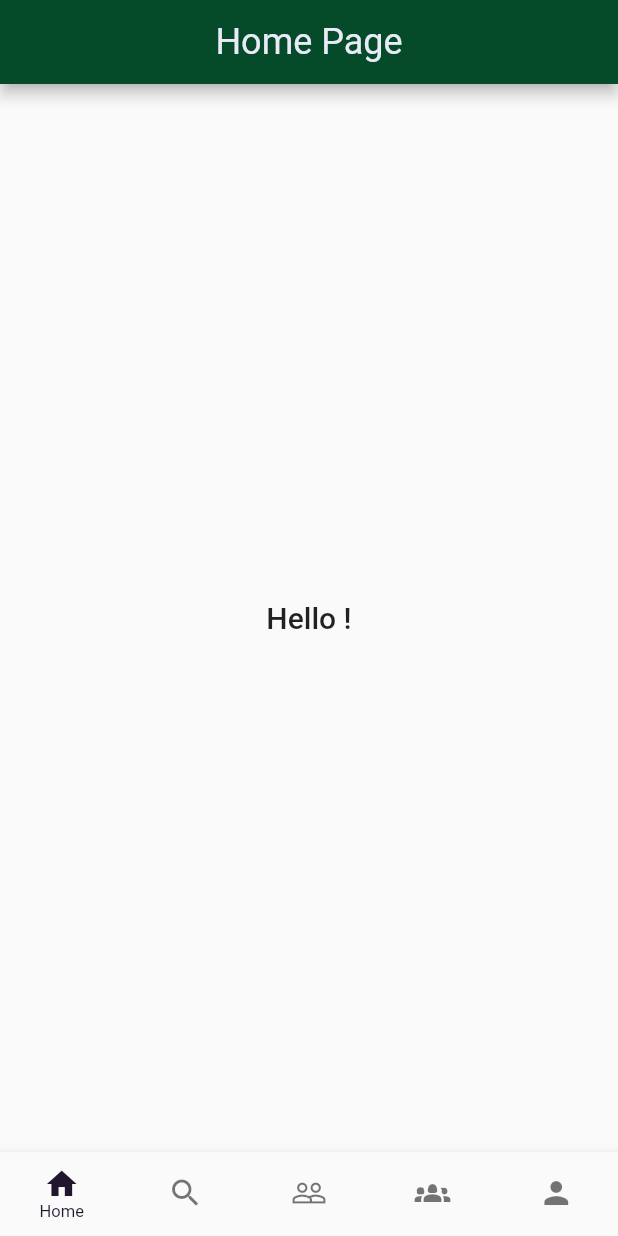
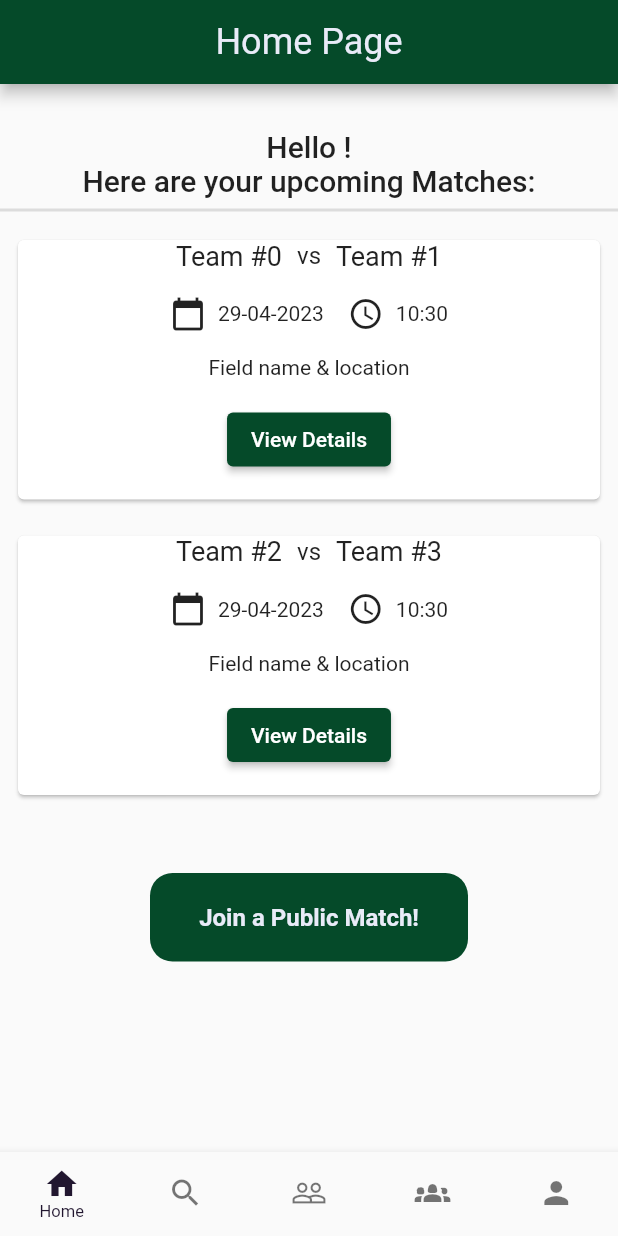
Before and after one commit to mhmdkhlf/PitchPal-Capstone-Project, a Flutter app: the PlayerHomePage screen opened directly with empty values, on a phone screen of 412 x 824 dp. Run offline on Flutter 3.47's test engine with Material 2 defaults, Android fonts, the light colour scheme and no system bars; our stand-ins replace dio, flutter_rating_bar, geolocator, image_picker, intl_phone_field.

Commit message:
created missing pages for player application (frontend only not connected to backend). Includes: matches, review sport center, and make a reservation

```diff
--- /dev/null
+++ b/frontend_mobile/lib/components/match_card.dart
@@ -0,0 +1,67 @@
+import 'package:flutter/material.dart';
+
+class MatchCard extends StatelessWidget {
+  final String homeTeamName;
+  final String awayTeamName;
+  final String matchDate;
+  final String matchTime;
+
+  const MatchCard({
+    super.key,
+    required this.homeTeamName,
+    required this.awayTeamName,
+    required this.matchDate,
+    required this.matchTime,
+  });
+
+  @override
+  Widget build(BuildContext context) {
+    return Card(
+      child: Column(
+        children: [
+          Row(
+            mainAxisAlignment: MainAxisAlignment.center,
+            children: [
+              Text(
+                homeTeamName,
+                style: const TextStyle(fontSize: 18),
+              ),
+              const SizedBox(width: 10),
+              const Text(
+                'vs',
+                style: TextStyle(fontSize: 16),
+              ),
+              const SizedBox(width: 10),
+              Text(
+                awayTeamName,
+                textAlign: TextAlign.end,
+                style: const TextStyle(fontSize: 18),
+              ),
+            ],
+          ),
+          const SizedBox(height: 16),
+          Row(
+            mainAxisAlignment: MainAxisAlignment.center,
+            children: [
+              const Icon(Icons.calendar_today),
+              const SizedBox(width: 8),
+              Text(matchDate),
+              const SizedBox(width: 16),
+              const Icon(Icons.access_time),
+              const SizedBox(width: 8),
+              Text(matchTime),
+            ],
+          ),
+          const SizedBox(height: 16),
+          const Text('Field name & location'),
+          const SizedBox(height: 16),
+          ElevatedButton(
+            onPressed: () {},
+            child: const Text('View Details'),
+          ),
+          const SizedBox(height: 16),
+        ],
+      ),
+    );
+  }
+}
--- a/frontend_mobile/lib/pages/player_home.dart
+++ b/frontend_mobile/lib/pages/player_home.dart
@@ -1,11 +1,14 @@
 import 'dart:typed_data';
 import 'package:dio/dio.dart';
+import 'package:intl/intl.dart';
 import 'package:flutter/material.dart';
 import 'create_team.dart';
 import 'view_player_profile.dart';
 import '../components/response_dialog_box.dart';
 import '../components/friend_card.dart';
+import '../components/match_card.dart';
 import '../components/sport_center_card.dart';
+import '../components/submit_button.dart';
 import '../components/team_card.dart';
 import '../data/field.dart';
 import '../data/player.dart';
@@ -34,6 +37,8 @@ class _PlayerHomePageState extends State<PlayerHomePage> {
   List<String>? friendsIDs;
   final TextEditingController friendIdController = TextEditingController();
   final TextEditingController searchController = TextEditingController();
+  final DateFormat dateFormat = DateFormat('dd-MM-yyyy');
+  final DateFormat timeFormat = DateFormat.Hm();
 
   void _onItemTapped(int index) =>
       setState(() => _selectNavBarItemIndex = index);
@@ -292,13 +297,44 @@ class _PlayerHomePageState extends State<PlayerHomePage> {
 
   Widget getBody() {
     if (_selectNavBarItemIndex == 0) {
-      return Center(
-        child: Text(
-          'Hello ${widget.player.name}!',
-          textAlign: TextAlign.center,
-          style: const TextStyle(
-            fontSize: 20,
-            fontWeight: FontWeight.w500,
+      return SingleChildScrollView(
+        child: SafeArea(
+          child: Column(
+            children: [
+              const SizedBox(height: 30),
+              Center(
+                child: Text(
+                  """Hello ${widget.player.name}!
+Here are your upcoming Matches:""",
+                  textAlign: TextAlign.center,
+                  style: const TextStyle(
+                    fontSize: 20,
+                    fontWeight: FontWeight.w500,
+                  ),
+                ),
+              ),
+              const Divider(thickness: 2),
+              Column(
+                children: List.generate(
+                  2,
+                  (index) => Padding(
+                    padding: const EdgeInsets.all(8.0),
+                    child: MatchCard(
+                      homeTeamName: 'Team #${2 * index}',
+                      awayTeamName: 'Team #${2 * index + 1}',
+                      matchDate: dateFormat.format(DateTime.now()),
+                      matchTime: timeFormat.format(DateTime.now()),
+                    ),
+                  ),
+                ),
+              ),
+              const SizedBox(height: 20),
+              SubmitButton(
+                text: 'Join a Public Match!',
+                onTap: () {},
+                fontSize: 16,
+              ),
+            ],
           ),
         ),
       );
```
Also changed, not shown: frontend_mobile/lib/components/sport_center_card.dart (+39 -5 lines), frontend_mobile/lib/pages/make_reservation.dart (added, +239 -0 lines), frontend_mobile/lib/pages/review_sport_center.dart (added, +107 -0 lines).
